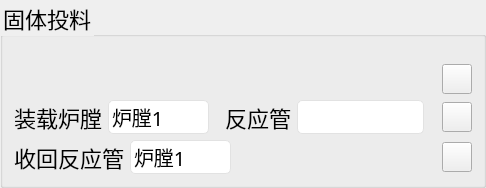
shukcs/HS_1103, file programConfig/FeederGroupBox.ui: the form before one commit.
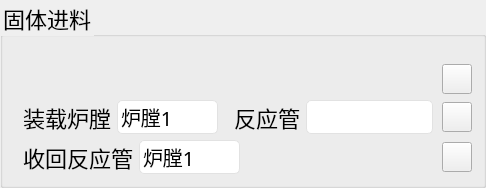
The form after the commit. Icons and pictures are not drawn. Custom widgets are drawn as their Qt base class.

Commit message: 1.修改编程界面 2.日志倒入导出 3.进料恢复功能 4.运行程序界面

The edit to the form file:
```diff
--- a/programConfig/FeederGroupBox.ui
+++ b/programConfig/FeederGroupBox.ui
@@ -60,7 +60,7 @@
 </string>
   </property>
   <property name="title">
-   <string>固体投料</string>
+   <string>固体进料</string>
   </property>
   <layout class="QVBoxLayout" name="verticalLayout_2">
    <item>
@@ -148,6 +148,9 @@
    </item>
    <item>
     <layout class="QHBoxLayout" name="horizontalLayout_2">
+     <property name="leftMargin">
+      <number>9</number>
+     </property>
      <item>
       <widget class="QLabel" name="lb_feed">
        <property name="text">
@@ -241,6 +244,9 @@
    </item>
    <item>
     <layout class="QHBoxLayout" name="horizontalLayout_3" stretch="0,0,1,0">
+     <property name="leftMargin">
+      <number>9</number>
+     </property>
      <item>
       <widget class="QLabel" name="lb_back">
        <property name="text">
```
The commit also changes 30 other files.
